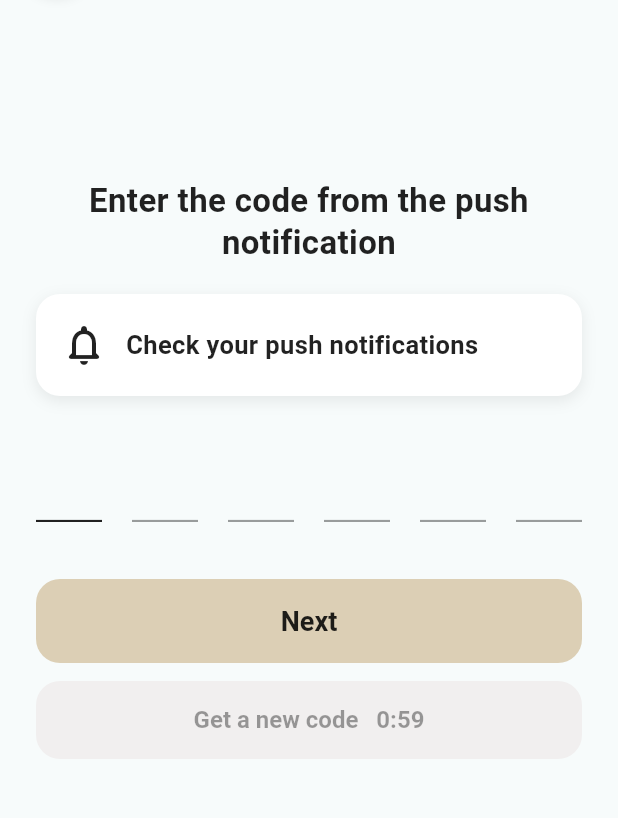
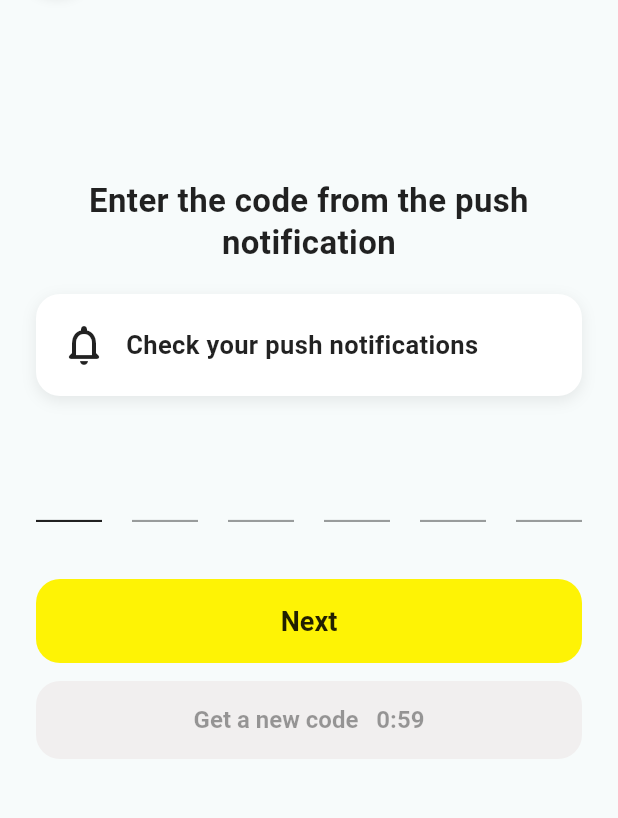
Before and after one commit to AlexDKrivoshein/SpeedBookDriver, a Flutter app: the SmsInputPage screen opened directly with empty values, on a phone screen of 412 x 824 dp, the part 108-926 px from its top. Run offline on Flutter 3.47's test engine with Material 3 defaults, Android fonts, the phone set to English and light mode, and no system bars; drawn by our look-alikes of pin_code_fields; our stand-ins replace device_info_plus, firebase_auth, firebase_core, firebase_messaging, geolocator, google_maps_flutter and 4 more; missing offline and left inert: dart_jsonwebtoken, firebase_app_check; accounts and stored records are empty.

Commit message:
Version 1.0.2

```diff
--- a/lib/api_service.dart
+++ b/lib/api_service.dart
@@ -371,6 +371,8 @@ class ApiService {
     }
   }
 
+  static bool _logMissingTranslations = true;
+
   static String getTranslation(String widgetName, String key) {
     // 1) локальные prelogin
     final vLocal = _translationsLocal[key];
@@ -379,8 +381,7 @@ class ApiService {
     // 2) сетевые переводы
     final vNet = _translations[key];
     if (vNet != null) return vNet;
-
-    // 3) авто-регистрация ключа на бэке — пробуем мягко (может выбросить AuthException до логина)
+/*
     _getAppSystemName().then((module) async {
       try {
         await callPlain('add_translation', {
@@ -390,9 +391,18 @@ class ApiService {
         }, validateOnline: false);
       } catch (_) {}
     }).catchError((_) {});
-
+*/
+    if (_logMissingTranslations) {
+      // один раз на ключ (не заспамить логи)
+      _missingKeys ??= <String>{};
+      if (_missingKeys!.add(key)) {
+        debugPrint('[i18n] missing: "$key" (widget: $widgetName)');
+      }
+    }
     return key;
   }
+
+  static Set<String>? _missingKeys;
 
   static String getTranslationForWidget(BuildContext context, String key) {
     final widgetName = context.widget.runtimeType.toString();
--- a/lib/brand.dart
+++ b/lib/brand.dart
@@ -2,7 +2,8 @@ import 'package:flutter/material.dart';
 
 class Brand {
   // Яркий «таксичный» жёлтый + тёмный текст
-  static const Color yellow = Color(0xFFFFEB00); // основной
+//  static const Color yellow = Color.fromRGBO(254, 244, 63, 1.0); // основной
+  static const Color yellow = Color(0xFFFEF305); // основной
   static const Color yellowDark = Color(0xFFFFD600); // акцент/hover
   static const Color textDark = Color(0xFF1B1B1B);
   static const Color textMuted = Color(0xFF6B6B6B);
--- a/lib/sms_input_page.dart
+++ b/lib/sms_input_page.dart
@@ -545,7 +545,7 @@ class _SmsInputPageState extends State<SmsInputPage>
                       child: ElevatedButton(
                         onPressed: _submitting ? null : verifySmsCode,
                         style: ElevatedButton.styleFrom(
-                          backgroundColor: const Color(0xFFDCCFB5),
+                          backgroundColor: Brand.yellow,
                           foregroundColor: Colors.black87,
                           shadowColor: Colors.transparent,
                           textStyle: const TextStyle(
--- a/pubspec.yaml
+++ b/pubspec.yaml
@@ -16,7 +16,7 @@ publish_to: 'none' # Remove this line if you wish to publish to pub.dev
 # https://developer.apple.com/library/archive/documentation/General/Reference/InfoPlistKeyReference/Articles/CoreFoundationKeys.html
 # In Windows, build-name is used as the major, minor, and patch parts
 # of the product and file versions while build-number is used as the build suffix.
-version: 1.0.1
+version: 1.0.2
 
 flutter_native_splash:
   android: true
```
Also changed, not shown: lib/main.dart (+43 -33 lines), lib/phone_input_page.dart (+20 -7 lines).
